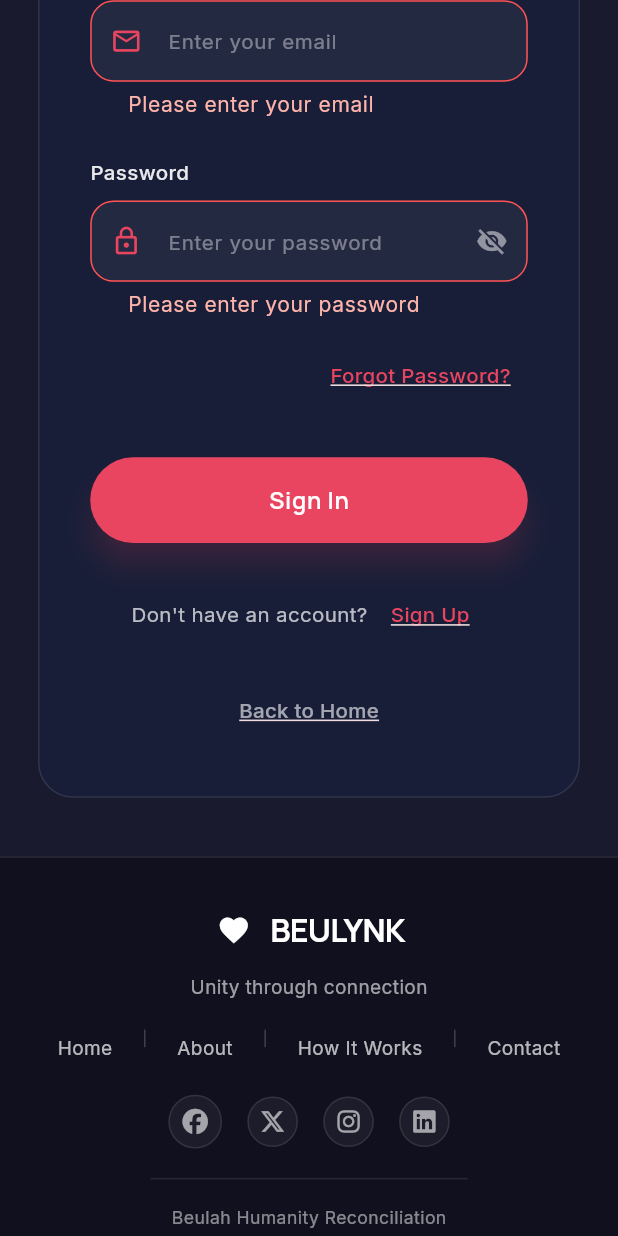
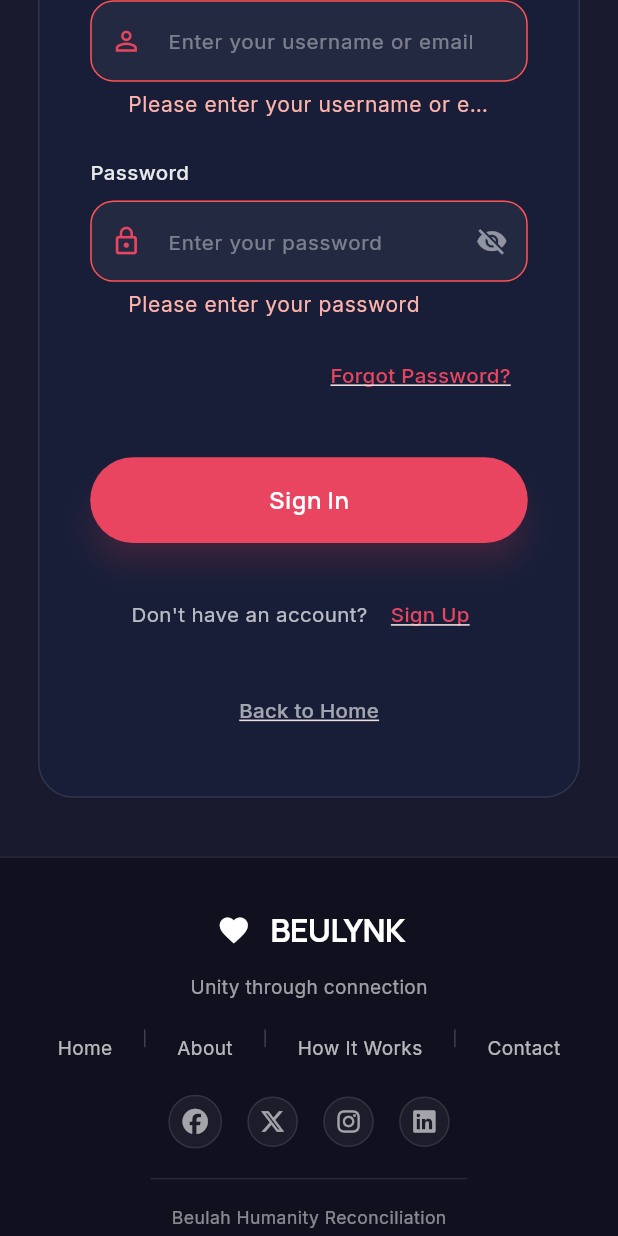
Before and after one commit to beulah12-cmd/beulynk, a Flutter app: the SignInPage screen opened directly, scrolled down 395 dp, after a tap on "Sign In", on a phone screen of 412 x 824 dp. Run offline on Flutter 3.47's test engine with Material 3 defaults, Android fonts, the light colour scheme and no system bars; drawn by our look-alikes of flutter_animate; our stand-ins replace animated_text_kit, flutter_screenutil, font_awesome_flutter, google_fonts, shared_preferences; accounts and stored records are empty.

Commit message:
Fix authentication: use username field with better label for login

```diff
--- a/blynk/lib/screens/signin_page.dart
+++ b/blynk/lib/screens/signin_page.dart
@@ -21,14 +21,14 @@ class SignInPage extends StatefulWidget {
 
 class _SignInPageState extends State<SignInPage> {
   final _formKey = GlobalKey<FormState>();
-  final _emailController = TextEditingController();
+  final _usernameController = TextEditingController();
   final _passwordController = TextEditingController();
   bool _isLoading = false;
   bool _obscurePassword = true;
 
   @override
   void dispose() {
-    _emailController.dispose();
+    _usernameController.dispose();
     _passwordController.dispose();
     super.dispose();
   }
@@ -40,7 +40,7 @@ class _SignInPageState extends State<SignInPage> {
       try {
         // Call real API
         final response = await ApiService.login(
-          username: _emailController.text.trim(),
+          username: _usernameController.text.trim(),
           password: _passwordController.text.trim(),
         );
 
@@ -202,17 +202,14 @@ class _SignInPageState extends State<SignInPage> {
           crossAxisAlignment: CrossAxisAlignment.stretch,
           children: [
             CustomTextField(
-              controller: _emailController,
-              label: 'Email Address',
-              hint: 'Enter your email',
-              prefixIcon: Icons.email_outlined,
-              keyboardType: TextInputType.emailAddress,
+              controller: _usernameController,
+              label: 'Username or Email',
+              hint: 'Enter your username or email',
+              prefixIcon: Icons.person_outline,
+              keyboardType: TextInputType.text,
               validator: (value) {
                 if (value == null || value.isEmpty) {
-                  return 'Please enter your email';
-                }
-                if (!value.contains('@')) {
-                  return 'Please enter a valid email';
+                  return 'Please enter your username or email';
                 }
                 return null;
               },
--- a/blynk/lib/screens/signup_page.dart
+++ b/blynk/lib/screens/signup_page.dart
@@ -76,8 +76,8 @@ class _SignUpPageState extends State<SignUpPage> {
         final role = _selectedRole == UserRole.volunteer
             ? 'volunteer'
             : _selectedRole == UserRole.donor
-                ? 'donor'
-                : 'help_seeker';
+            ? 'donor'
+            : 'help_seeker';
 
         final response = await ApiService.register(
           username: _nameController.text.trim(),
```
